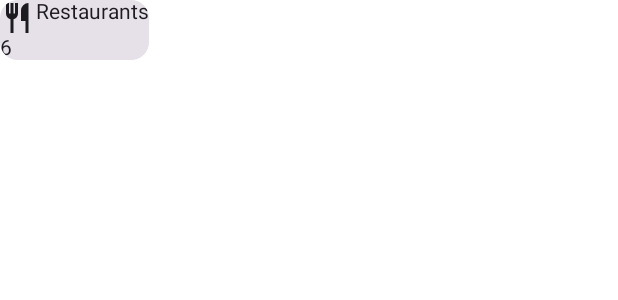
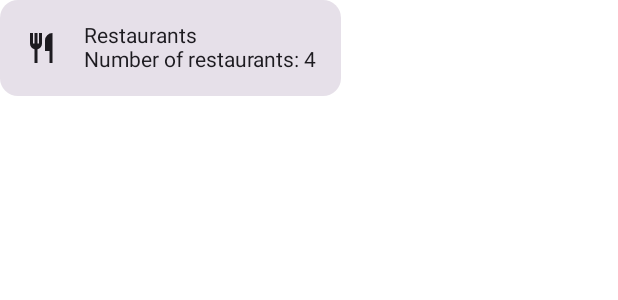
Before and after one commit to hadd24667/MyHueCity, an Android app built with Jetpack Compose: the @Preview function CategoryCardPreview, on a phone screen of 412 x 824 dp. Shown: the top 300 px of the screen. Run offline under Robolectric (Android 15) with nearby library versions, the phone set to English and light mode, and no system bars.

Commit message:
started working on PlaceCategory card

```diff
--- /dev/null
+++ b/app/src/main/java/com/example/mycity/data/Category.kt
@@ -0,0 +1,10 @@
+package com.example.mycity.data
+
+import androidx.annotation.DrawableRes
+import androidx.annotation.StringRes
+
+data class Category(
+    @StringRes val name: Int,
+    @DrawableRes val icon:Int,
+    val list: List<Place>
+)
--- a/app/src/main/java/com/example/mycity/data/Datasource.kt
+++ b/app/src/main/java/com/example/mycity/data/Datasource.kt
@@ -3,6 +3,39 @@ package com.example.mycity.data
 import com.example.mycity.R
 
 object Datasource {
+
+    val restaurantsCategory = Category(
+        name = R.string.restaurants_category,
+        icon = R.drawable.restaurant_icon,
+        list = listOf(
+            Place(
+                name = R.string.kavkaz_title,
+                description = R.string.kavkaz_description,
+                address = R.string.kavkaz_address,
+                photo = R.drawable.kavkaz
+            ),
+            Place(
+                name = R.string.genacvale_title,
+                description = R.string.genacvale_description,
+                address = R.string.genacvale_address,
+                photo = R.drawable.genacvale
+            ),
+            Place(
+                name = R.string.black_angus_title,
+                description = R.string.black_angus_description,
+                address = R.string.black_angus_description,
+                photo = R.drawable.blackangus
+            ),
+            Place(
+                name = R.string.sakurada_title,
+                description = R.string.sakurada_description,
+                address = R.string.sakurada_address,
+                photo = R.drawable.sakurada
+            )
+        )
+    )
+
+    val listOfCategories = listOf(restaurantsCategory)
 
     val restaurants = listOf(
         Place(
--- a/app/src/main/java/com/example/mycity/ui/PickCategoryScreen.kt
+++ b/app/src/main/java/com/example/mycity/ui/PickCategoryScreen.kt
@@ -1,32 +1,49 @@
 package com.example.mycity.ui
 
+import androidx.compose.foundation.layout.Column
 import androidx.compose.foundation.layout.Row
+import androidx.compose.foundation.layout.padding
+import androidx.compose.foundation.lazy.LazyColumn
 import androidx.compose.material3.Card
 import androidx.compose.material3.Icon
 import androidx.compose.material3.Text
 import androidx.compose.runtime.Composable
+import androidx.compose.ui.Alignment
 import androidx.compose.ui.Modifier
 import androidx.compose.ui.graphics.vector.ImageVector
+import androidx.compose.ui.res.dimensionResource
+import androidx.compose.ui.res.stringResource
 import androidx.compose.ui.res.vectorResource
 import androidx.compose.ui.tooling.preview.Preview
 import com.example.mycity.R
+import com.example.mycity.data.Category
+import com.example.mycity.data.Datasource
 
 @Composable
-fun PickACategoryScreen(){
+fun PickACategoryScreen(uiState: MyCityUiState) {
+    LazyColumn() {
+
+    }
 
 }
 
 @Composable
-fun CategoryCard(numberOfItems: Int, modifier: Modifier = Modifier) {
+fun CategoryCard(category: Category, modifier: Modifier = Modifier) {
     Card {
-        Row {
+        Row(modifier = modifier.padding(dimensionResource(id = R.dimen.padding_medium)),
+            verticalAlignment = Alignment.CenterVertically) {
             Icon(
-                imageVector = ImageVector.vectorResource(id = R.drawable.restaurant_icon),
-                contentDescription = null
+                imageVector = ImageVector.vectorResource(id = category.icon),
+                contentDescription = null,
+                modifier = Modifier.padding(end=dimensionResource(id = R.dimen.padding_medium))
             )
-            Text(text = "Restaurants")
+            Column {
+                Text(text = stringResource(id = category.name))
+                Text(text = "Number of ${stringResource(id = category.name).lowercase()}: " + category.list.size.toString())
+            }
+
         }
-        Text(text = "6")
+
     }
 
 }
@@ -34,6 +51,6 @@ fun CategoryCard(numberOfItems: Int, modifier: Modifier = Modifier) {
 @Preview
 @Composable
 fun CategoryCardPreview() {
-    CategoryCard(6)
+    CategoryCard(Datasource.restaurantsCategory)
 
 }
--- /dev/null
+++ b/app/src/main/res/values/dimens.xml
@@ -0,0 +1,5 @@
+<?xml version="1.0" encoding="utf-8"?>
+<resources>
+    <dimen name="padding_small">8dp</dimen>
+    <dimen name="padding_medium">16dp</dimen>
+</resources>
--- a/app/src/main/res/values/strings.xml
+++ b/app/src/main/res/values/strings.xml
@@ -45,4 +45,9 @@
     <string name="metro_title">Metro</string>
     <string name="metro_description">It\'s only 10 stations long, but every station is a small architectural marvel with bold mix of avant-garde and classical designs. A convenient way to travel between most important parts of the city.</string>
     <string name="metro_address">Republic Square &amp; other places</string>
+    <string name="restaurants_category">Restaurants</string>
+    <string name="bars_category">Bars</string>
+    <string name="parks_category">Parks</string>
+    <string name="shops_category">Shops</string>
+    <string name="attractions_category">Other Attractions</string>
 </resources>
```
